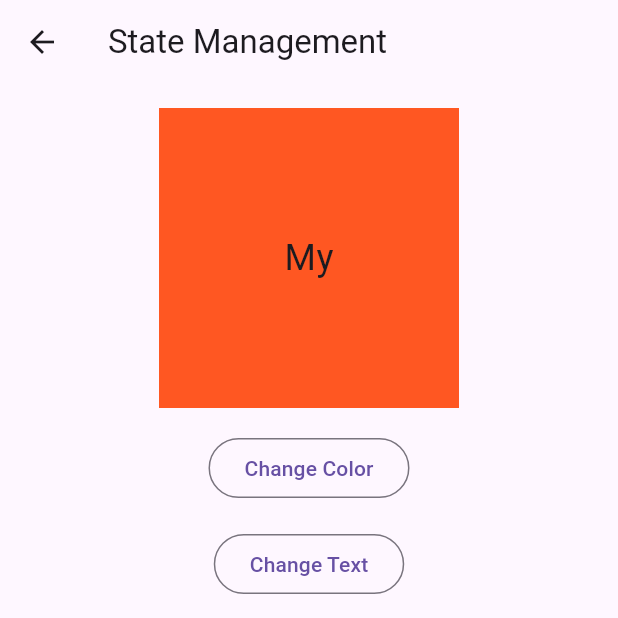
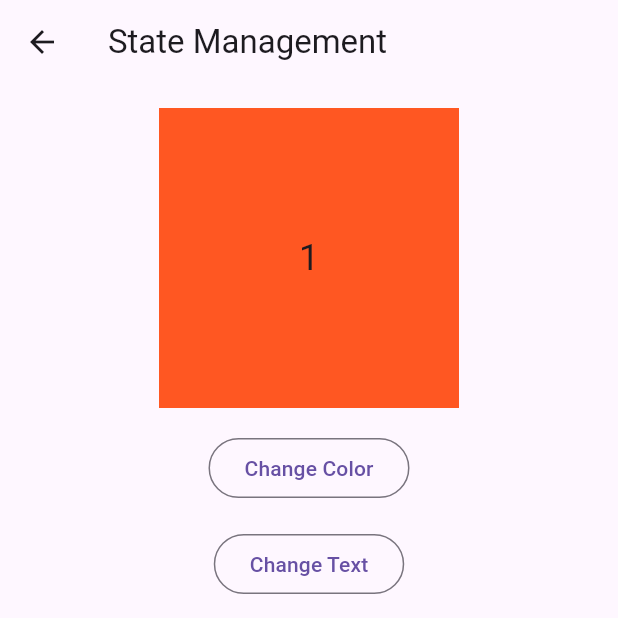
Before and after one commit to GadielPugh/flutter_demo, a Flutter app: the StateManagementDemo screen opened directly, after a tap on "Change Color", on a phone screen of 412 x 824 dp, the top half of it. Run offline on Flutter 3.47's test engine with Material 3 defaults, Android fonts, the phone set to English and light mode, and no system bars.

Commit message:
valueListenableBuilder demo

```diff
--- a/lib/ui/3_state_management_demo/state_management_demo.dart
+++ b/lib/ui/3_state_management_demo/state_management_demo.dart
@@ -23,15 +23,8 @@ class _StateManagementDemoState extends State<StateManagementDemo> {
     Colors.indigo,
     Colors.lightBlueAccent];
 
-  int colorIndex = 0;
-  int textIndex = 0;
-
-  final text_list =[
-    'My',
-    'First',
-    'Application',
-    'In',
-    'Flutter'];
+  final colorIndexNotifier = ValueNotifier(0);
+  final numberNotifier = ValueNotifier<int>(1);
 
 
   @override
@@ -45,20 +38,31 @@ class _StateManagementDemoState extends State<StateManagementDemo> {
 
               const SizedBox(height: 16),
 
-            Container(
+            ValueListenableBuilder(
+              valueListenable: colorIndexNotifier,
+              builder: (context, colorIndex, child) {
 
-              color: colors_list[colorIndex],
-              width: 200,
-              height: 200,
+                return Container(
 
-              child: Center(
-                child: Text(text_list[textIndex], style: TextStyle(fontSize: 24)),
-                ),
+                  color: colors_list[colorIndex],
+                  width: 200,
+                  height: 200,
+
+                  child: Center(
+                    child: ValueListenableBuilder(
+                      valueListenable: numberNotifier,
+                      builder: (context, number, child) {
+                        return Text('$number', style: TextStyle(fontSize: 24));
+                      }
+                    ),
+                    ),
 
 
 
 
 
+                );
+              }
             ),
 
 
@@ -88,18 +92,14 @@ class _StateManagementDemoState extends State<StateManagementDemo> {
 
   void changeColor() {
 
-    setState(() {
-    colorIndex ++;
-      colorIndex = colorIndex % colors_list.length;
-    });
+    colorIndexNotifier.value++;
+    colorIndexNotifier.value = colorIndexNotifier.value % colors_list.length;
+
   }
 
   void changeText() {
+    numberNotifier.value++;
 
-    setState(() {
-    textIndex ++;
-      textIndex = textIndex % text_list.length;
-    });
   }
 
 }
```
